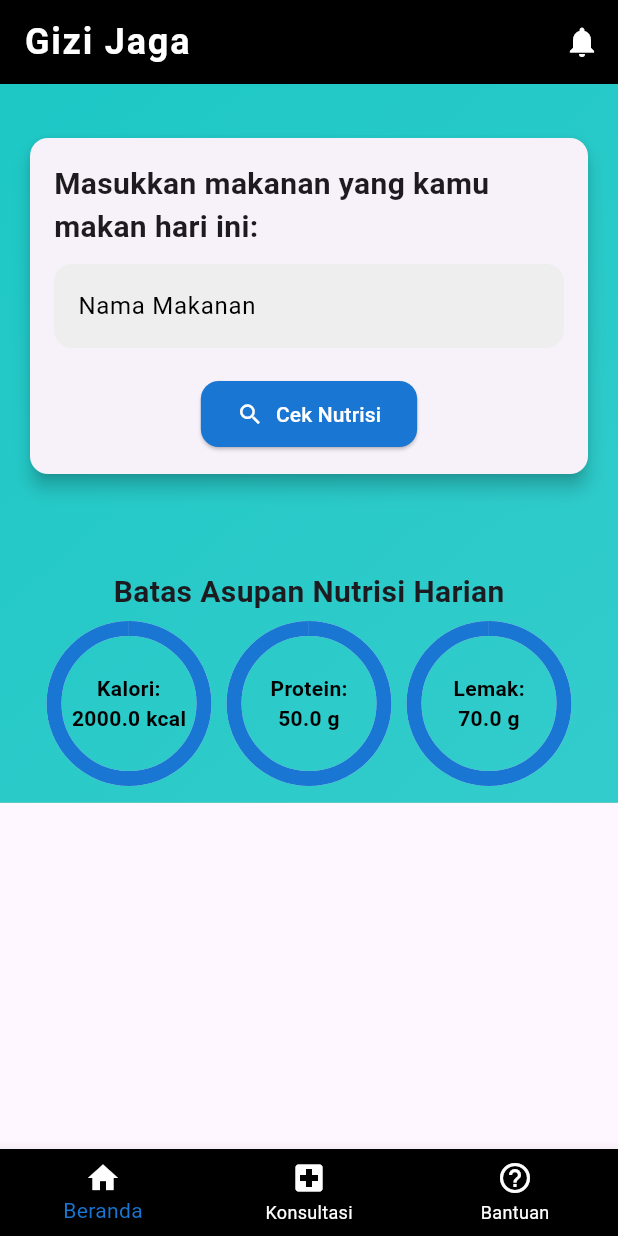
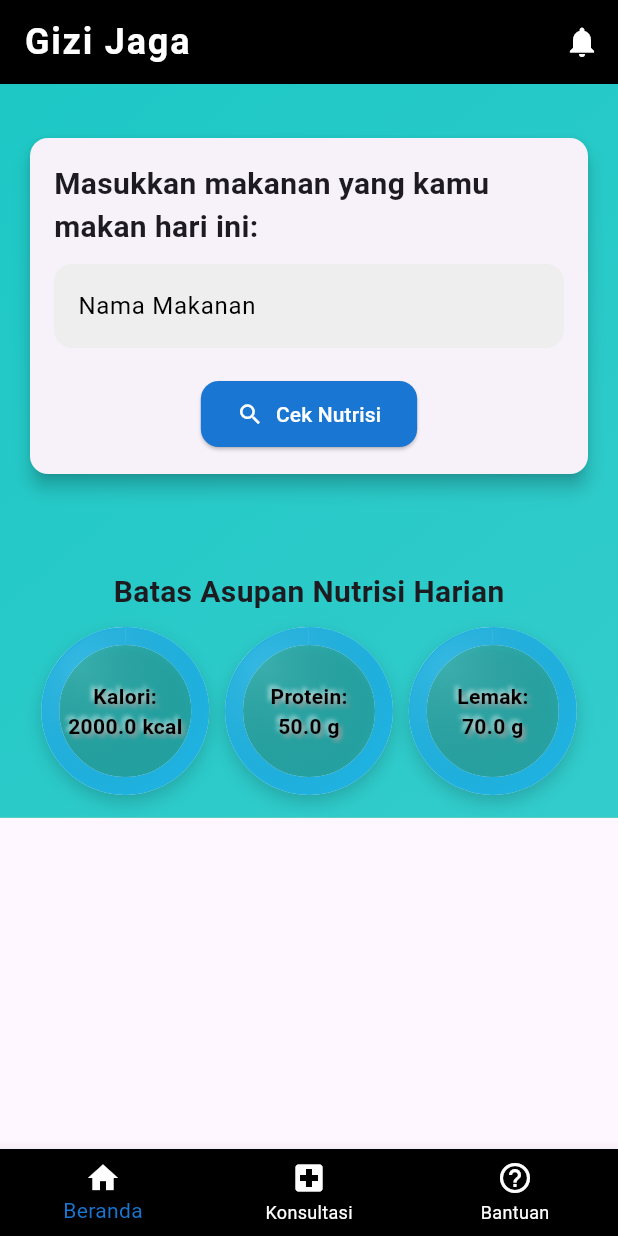
Before and after one commit to geordievannese/GIZIJAGA, a Flutter app: the screen it shows after launch, on a phone screen of 412 x 824 dp. Run offline on Flutter 3.47's test engine with Material 3 defaults, Android fonts, the phone set to English and light mode, and no system bars.

Commit message:
jadi 3D graphnya

```diff
--- a/lib/main.dart
+++ b/lib/main.dart
@@ -237,6 +237,34 @@ class HomePageState extends State<HomePage> {
   List<String> _suggestions = [];
   Map<String, dynamic>? _selectedFoodInfo;
 
+  Widget buildSelectedFoodCard(Map<String, dynamic> food, int index) {
+    return Card(
+      elevation: 5,
+      shape: RoundedRectangleBorder(
+        borderRadius: BorderRadius.circular(12),
+      ),
+      child: Padding(
+        padding: const EdgeInsets.all(16.0),
+        child: Column(
+          crossAxisAlignment: CrossAxisAlignment.start,
+          children: [
+            Text(
+              '${food['name'].toString().capitalize()}',
+              style: const TextStyle(
+                fontSize: 16,
+                fontWeight: FontWeight.bold,
+              ),
+            ),
+            const SizedBox(height: 5),
+            Text('Kalori: ${food['nutrients']['calories']} kcal'),
+            Text('Protein: ${food['nutrients']['protein']} g'),
+            Text('Lemak: ${food['nutrients']['fat']} g'),
+          ],
+        ),
+      ),
+    );
+  }
+
   void _checkNutrients() {
     final foodName = _foodController.text.toLowerCase();
     setState(() {
@@ -286,31 +314,79 @@ class HomePageState extends State<HomePage> {
       Stack(
         alignment: Alignment.center,
         children: [
+          // Shadow for the 3D effect
+          Container(
+            width: 110,
+            height: 110,
+            decoration: BoxDecoration(
+              shape: BoxShape.circle,
+              boxShadow: [
+                BoxShadow(
+                  color: Colors.black.withOpacity(0.2),
+                  offset: const Offset(0, 5),
+                  blurRadius: 10,
+                ),
+              ],
+            ),
+          ),
+          // 3D Effect using gradient for CircularProgressIndicator
           SizedBox(
             width: 100,
             height: 100,
             child: CircularProgressIndicator(
               value: percentage,
-                strokeWidth: 10,
-                backgroundColor: Colors.grey[200],
-                valueColor:
-                    AlwaysStoppedAnimation<Color>(Colors.blue[700]!),
+              strokeWidth: 12,
+              backgroundColor: Colors.grey[300],
+              valueColor: const AlwaysStoppedAnimation<Color>(
+                Color.fromARGB(255, 31, 178, 224), // Modern blue
               ),
             ),
+          ),
+          // Overlay gradient for 3D glossy effect
+          Positioned.fill(
+            child: Container(
+              decoration: BoxDecoration(
+                shape: BoxShape.circle,
+                gradient: RadialGradient(
+                  colors: [
+                    Colors.white.withOpacity(0.1),
+                    Colors.transparent,
+                  ],
+                  radius: 0.85,
+                  center: const Alignment(-0.5, -0.5),
+                ),
+              ),
+            ),
+          ),
+          // Display nutrient name and value in the center
           Text(
   '${nutrientName.capitalize()}:\n${budget.toStringAsFixed(1)} $unit',
-              style: const TextStyle(
+  style: TextStyle( // Remove const here
     fontSize: 14,
     fontWeight: FontWeight.bold,
     color: Colors.black,
+    shadows: [
+      const Shadow(
+        offset: Offset(2.0, 2.0),
+        blurRadius: 3.0,
+        color: Colors.grey,
+      ),
+      Shadow(
+        offset: const Offset(-2.0, -2.0),
+        blurRadius: 3.0,
+        color: Colors.white.withOpacity(0.6),
+      ),
+    ],
   ),
   textAlign: TextAlign.center,
-            ),
+)
+
         ],
       ),
     ],
   );
 }
+
 
   @override
   Widget build(BuildContext context) {
```
Lines whose indentation alone changed are shown as unchanged.
